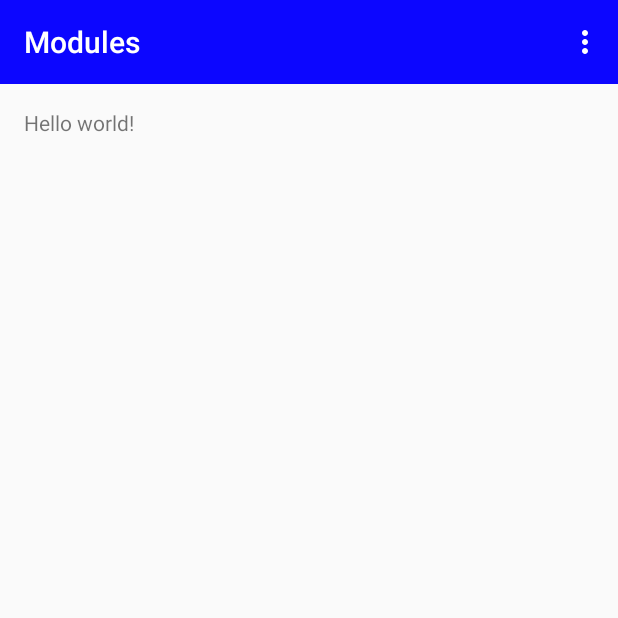
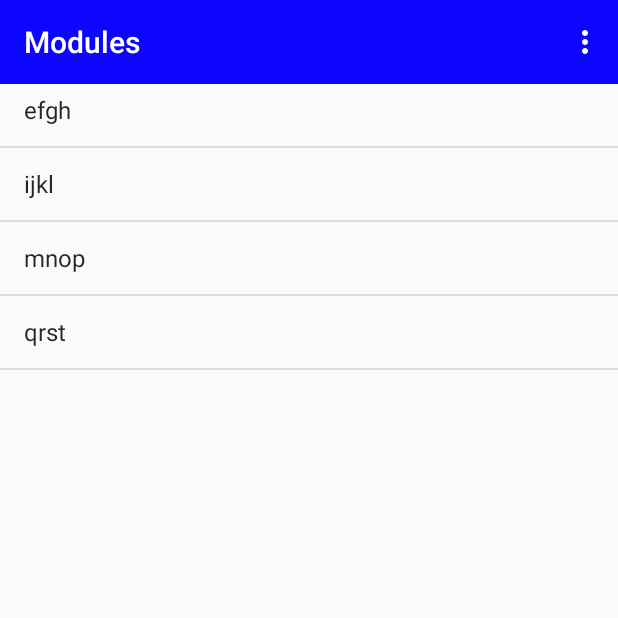
Before and after one commit to sanjayio/finnacle, an Android app: the Modules_Activity screen opened directly, with no data from a screen before it, on a phone screen of 412 x 824 dp, the top half of it. Run offline under Robolectric (Android 15) with nearby library versions, the phone set to English and light mode, and no system bars.

Commit message:
add modules screen

```diff
--- a/app/src/main/AndroidManifest.xml
+++ b/app/src/main/AndroidManifest.xml
@@ -30,7 +30,7 @@
         </activity>
         <activity
             android:name=".Modules_Activity"
-            android:label="@string/title_activity_modules_"
+            android:label="Modules"
             android:parentActivityName=".SignIn" >
             <meta-data
                 android:name="android.support.PARENT_ACTIVITY"
--- a/app/src/main/java/hpcoe/com/menuhelpdesk/Modules_Activity.java
+++ b/app/src/main/java/hpcoe/com/menuhelpdesk/Modules_Activity.java
@@ -10,22 +10,48 @@ import android.os.Bundle;
 import android.support.v7.widget.Toolbar;
 import android.view.Menu;
 import android.view.MenuItem;
+import android.widget.ListView;
+import android.widget.SimpleAdapter;
+
+import java.util.ArrayList;
+import java.util.HashMap;
+import java.util.List;
+import java.util.Map;
 
 
 public class Modules_Activity extends ActionBarActivity {
 
     SharedPreferences settings;
+    List<Map<String, String>> modulesList = new ArrayList<Map<String, String>>();
     @Override
     protected void onCreate(Bundle savedInstanceState) {
         super.onCreate(savedInstanceState);
         setContentView(R.layout.activity_modules);
         settings=getSharedPreferences("loginPrefs", Context.MODE_PRIVATE);
 
+        initList();
+
         Toolbar toolbar= (Toolbar) findViewById(R.id.app_bar);
         setSupportActionBar(toolbar);
+        ListView lv = (ListView) findViewById(R.id.modules_list);
 
+        SimpleAdapter simpleAdapter = new SimpleAdapter(this, modulesList, android.R.layout.simple_list_item_1, new String[] {"ABCD"}, new int[] {android.R.id.text1});
+        lv.setAdapter(simpleAdapter);
     }
 
+    private void initList() {
+        modulesList.add(createModule("ABCD", "abcd"));
+        modulesList.add(createModule("ABCD", "efgh"));
+        modulesList.add(createModule("ABCD", "ijkl"));
+        modulesList.add(createModule("ABCD", "mnop"));
+        modulesList.add(createModule("ABCD", "qrst"));
+    }
+
+    private HashMap<String, String> createModule(String key, String val) {
+        HashMap<String, String> module = new HashMap<String, String>();
+        module.put(key, val);
+        return module;
+    }
 
     @Override
     public boolean onCreateOptionsMenu(Menu menu) {
--- a/app/src/main/java/hpcoe/com/menuhelpdesk/SignIn.java
+++ b/app/src/main/java/hpcoe/com/menuhelpdesk/SignIn.java
@@ -62,7 +62,7 @@ public class SignIn extends ActionBarActivity {
         mBtnRegister.setOnClickListener(new View.OnClickListener() {
             @Override
             public void onClick(View v) {
-                Intent myIntent = new Intent(v.getContext(), Register.class);
+                Intent myIntent = new Intent(v.getContext(), Modules_Activity.class);
                 startActivity(myIntent);
             }
         });
--- a/app/src/main/res/layout/activity_modules.xml
+++ b/app/src/main/res/layout/activity_modules.xml
@@ -4,24 +4,17 @@
     android:layout_height="match_parent"
     tools:context="hpcoe.com.menuhelpdesk.Modules_Activity">
 
+    <ListView
+        android:id="@+id/modules_list"
+        layout="@layout/activity_modules"
+        android:layout_width="match_parent"
+        android:layout_height="match_parent"></ListView>
+
     <include
         android:id="@+id/app_bar"
         layout="@layout/appbar"
+        android:layout="@layout/activity_modules"
         android:layout_width="match_parent"
         android:layout_height="wrap_content" />
 
-    <ScrollView
-        android:layout_width="match_parent"
-        android:layout_height="wrap_content"
-        android:layout_below="@id/app_bar"
-        android:paddingBottom="@dimen/activity_vertical_margin"
-        android:paddingLeft="@dimen/activity_horizontal_margin"
-        android:paddingRight="@dimen/activity_horizontal_margin"
-        android:paddingTop="@dimen/activity_vertical_margin">
-
-        <TextView
-            android:layout_width="wrap_content"
-            android:layout_height="wrap_content"
-            android:text="@string/hello_world" />
-    </ScrollView>
 </RelativeLayout>
--- a/app/src/main/res/values/strings.xml
+++ b/app/src/main/res/values/strings.xml
@@ -9,7 +9,7 @@
           and password</string>
     <string name="register">Register</string>
     <string name="title_activity_register">Register</string>
-    <string name="title_activity_modules_">Modules</string>
+    <string name="title_activity_modules_">Select a module</string>
     <string name="action_logout">Logout</string>
 
 </resources>
```
Also changed, not shown: 4 other files.
